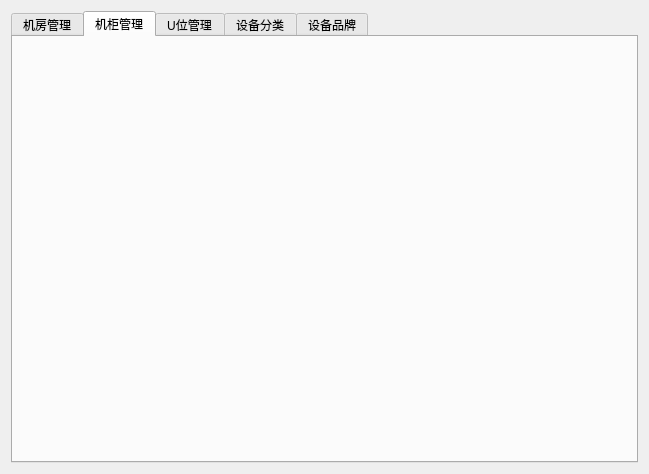
First picture: the form in ui/base_info.ui, repository tainyuhong/pyside_machine_system, before the edit.
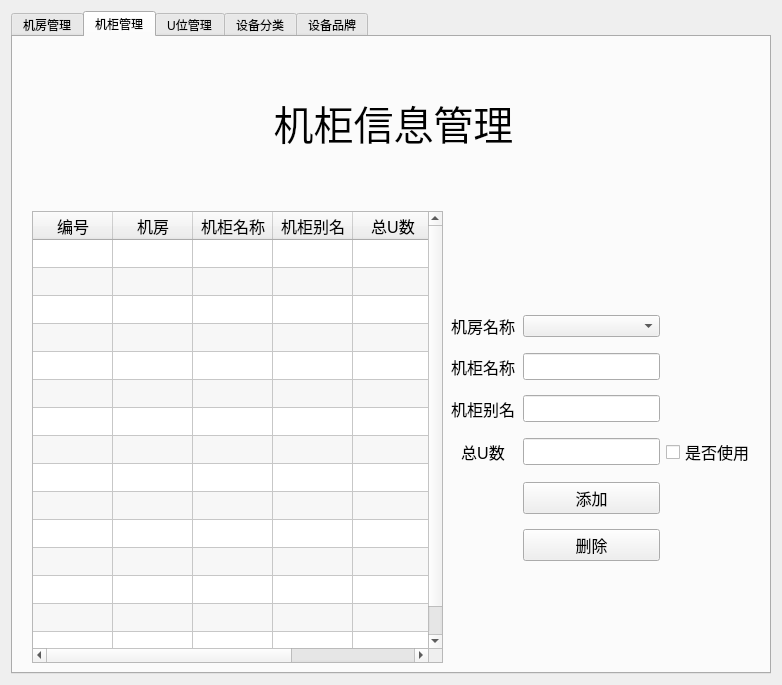
Second picture: the form after the edit. The open tabs and pages were chosen to show the change.

Commit message: 完善了基础信息数据显示功能，添加和删除功能待完成

Diff of the .ui file:
```diff
--- a/ui/base_info.ui
+++ b/ui/base_info.ui
@@ -6,14 +6,14 @@
    <rect>
     <x>0</x>
     <y>0</y>
-    <width>649</width>
-    <height>474</height>
+    <width>782</width>
+    <height>685</height>
    </rect>
   </property>
   <property name="windowTitle">
    <string>基础信息维护</string>
   </property>
-  <layout class="QHBoxLayout" name="horizontalLayout">
+  <layout class="QVBoxLayout" name="verticalLayout">
    <item>
     <widget class="QTabWidget" name="tabWidget">
      <property name="currentIndex">
@@ -38,6 +38,337 @@
       <attribute name="title">
        <string>机柜管理</string>
       </attribute>
+      <layout class="QVBoxLayout" name="verticalLayout_5">
+       <item>
+        <layout class="QVBoxLayout" name="verticalLayout_4" stretch="1,3">
+         <property name="leftMargin">
+          <number>5</number>
+         </property>
+         <item>
+          <widget class="QLabel" name="label_4">
+           <property name="font">
+            <font>
+             <pointsize>30</pointsize>
+            </font>
+           </property>
+           <property name="text">
+            <string>机柜信息管理</string>
+           </property>
+           <property name="alignment">
+            <set>Qt::AlignCenter</set>
+           </property>
+          </widget>
+         </item>
+         <item>
+          <layout class="QGridLayout" name="gridLayout_2" rowstretch="2,1,1,1,1,1,1,2" columnstretch="6,1,2,1">
+           <property name="leftMargin">
+            <number>5</number>
+           </property>
+           <property name="topMargin">
+            <number>6</number>
+           </property>
+           <property name="rightMargin">
+            <number>5</number>
+           </property>
+           <property name="verticalSpacing">
+            <number>15</number>
+           </property>
+           <item row="0" column="0" rowspan="8">
+            <widget class="QTableWidget" name="tb_cabinet">
+             <property name="font">
+              <font>
+               <pointsize>12</pointsize>
+              </font>
+             </property>
+             <property name="alternatingRowColors">
+              <bool>true</bool>
+             </property>
+             <property name="selectionBehavior">
+              <enum>QAbstractItemView::SelectRows</enum>
+             </property>
+             <property name="rowCount">
+              <number>15</number>
+             </property>
+             <attribute name="horizontalHeaderCascadingSectionResizes">
+              <bool>false</bool>
+             </attribute>
+             <attribute name="horizontalHeaderMinimumSectionSize">
+              <number>15</number>
+             </attribute>
+             <attribute name="horizontalHeaderDefaultSectionSize">
+              <number>80</number>
+             </attribute>
+             <attribute name="horizontalHeaderShowSortIndicator" stdset="0">
+              <bool>false</bool>
+             </attribute>
+             <attribute name="horizontalHeaderStretchLastSection">
+              <bool>true</bool>
+             </attribute>
+             <attribute name="verticalHeaderVisible">
+              <bool>false</bool>
+             </attribute>
+             <attribute name="verticalHeaderDefaultSectionSize">
+              <number>28</number>
+             </attribute>
+             <attribute name="verticalHeaderStretchLastSection">
+              <bool>false</bool>
+             </attribute>
+             <row/>
+             <row/>
+             <row/>
+             <row/>
+             <row/>
+             <row/>
+             <row/>
+             <row/>
+             <row/>
+             <row/>
+             <row/>
+             <row/>
+             <row/>
+             <row/>
+             <row/>
+             <column>
+              <property name="text">
+               <string>编号</string>
+              </property>
+             </column>
+             <column>
+              <property name="text">
+               <string>机房</string>
+              </property>
+             </column>
+             <column>
+              <property name="text">
+               <string>机柜名称</string>
+              </property>
+             </column>
+             <column>
+              <property name="text">
+               <string>机柜别名</string>
+              </property>
+             </column>
+             <column>
+              <property name="text">
+               <string>总U数</string>
+              </property>
+             </column>
+             <column>
+              <property name="text">
+               <string>是否使用</string>
+              </property>
+             </column>
+            </widget>
+           </item>
+           <item row="1" column="1">
+            <widget class="QLabel" name="lb_room_name">
+             <property name="font">
+              <font>
+               <pointsize>12</pointsize>
+              </font>
+             </property>
+             <property name="text">
+              <string>机房名称</string>
+             </property>
+             <property name="alignment">
+              <set>Qt::AlignCenter</set>
+             </property>
+            </widget>
+           </item>
+           <item row="5" column="3">
+            <spacer name="horizontalSpacer_6">
+             <property name="orientation">
+              <enum>Qt::Horizontal</enum>
+             </property>
+             <property name="sizeHint" stdset="0">
+              <size>
+               <width>40</width>
+               <height>20</height>
+              </size>
+             </property>
+            </spacer>
+           </item>
+           <item row="3" column="1">
+            <widget class="QLabel" name="lb_cabinet_alias">
+             <property name="font">
+              <font>
+               <pointsize>12</pointsize>
+              </font>
+             </property>
+             <property name="text">
+              <string>机柜别名</string>
+             </property>
+             <property name="alignment">
+              <set>Qt::AlignCenter</set>
+             </property>
+            </widget>
+           </item>
+           <item row="7" column="2">
+            <spacer name="verticalSpacer_4">
+             <property name="orientation">
+              <enum>Qt::Vertical</enum>
+             </property>
+             <property name="sizeHint" stdset="0">
+              <size>
+               <width>20</width>
+               <height>40</height>
+              </size>
+             </property>
+            </spacer>
+           </item>
+           <item row="5" column="2">
+            <widget class="QPushButton" name="bt_add_cabinet">
+             <property name="font">
+              <font>
+               <pointsize>12</pointsize>
+              </font>
+             </property>
+             <property name="text">
+              <string>添加</string>
+             </property>
+            </widget>
+           </item>
+           <item row="2" column="1">
+            <widget class="QLabel" name="lb_cabinet_name">
+             <property name="font">
+              <font>
+               <pointsize>12</pointsize>
+              </font>
+             </property>
+             <property name="text">
+              <string>机柜名称</string>
+             </property>
+             <property name="alignment">
+              <set>Qt::AlignCenter</set>
+             </property>
+            </widget>
+           </item>
+           <item row="6" column="1">
+            <spacer name="horizontalSpacer_7">
+             <property name="orientation">
+              <enum>Qt::Horizontal</enum>
+             </property>
+             <property name="sizeHint" stdset="0">
+              <size>
+               <width>40</width>
+               <height>20</height>
+              </size>
+             </property>
+            </spacer>
+           </item>
+           <item row="5" column="1">
+            <spacer name="horizontalSpacer_5">
+             <property name="orientation">
+              <enum>Qt::Horizontal</enum>
+             </property>
+             <property name="sizeHint" stdset="0">
+              <size>
+               <width>40</width>
+               <height>20</height>
+              </size>
+             </property>
+            </spacer>
+           </item>
+           <item row="6" column="2">
+            <widget class="QPushButton" name="bt_del_cabinet">
+             <property name="font">
+              <font>
+               <pointsize>12</pointsize>
+              </font>
+             </property>
+             <property name="text">
+              <string>删除</string>
+             </property>
+            </widget>
+           </item>
+           <item row="6" column="3">
+            <spacer name="horizontalSpacer_8">
+             <property name="orientation">
+              <enum>Qt::Horizontal</enum>
+             </property>
+             <property name="sizeHint" stdset="0">
+              <size>
+               <width>40</width>
+               <height>20</height>
+              </size>
+             </property>
+            </spacer>
+           </item>
+           <item row="0" column="2">
+            <spacer name="verticalSpacer_3">
+             <property name="orientation">
+              <enum>Qt::Vertical</enum>
+             </property>
+             <property name="sizeHint" stdset="0">
+              <size>
+               <width>20</width>
+               <height>40</height>
+              </size>
+             </property>
+            </spacer>
+           </item>
+           <item row="1" column="2">
+            <widget class="QComboBox" name="cb_room"/>
+           </item>
+           <item row="2" column="2">
+            <widget class="QLineEdit" name="le_cab_name">
+             <property name="font">
+              <font>
+               <pointsize>12</pointsize>
+              </font>
+             </property>
+            </widget>
+           </item>
+           <item row="3" column="2">
+            <widget class="QLineEdit" name="le_cabinet_alias">
+             <property name="font">
+              <font>
+               <pointsize>12</pointsize>
+              </font>
+             </property>
+            </widget>
+           </item>
+           <item row="4" column="3">
+            <widget class="QCheckBox" name="ckb_is_used">
+             <property name="font">
+              <font>
+               <pointsize>12</pointsize>
+              </font>
+             </property>
+             <property name="text">
+              <string>是否使用</string>
+             </property>
+            </widget>
+           </item>
+           <item row="4" column="1">
+            <widget class="QLabel" name="lb_count">
+             <property name="font">
+              <font>
+               <pointsize>12</pointsize>
+              </font>
+             </property>
+             <property name="text">
+              <string>总U数</string>
+             </property>
+             <property name="alignment">
+              <set>Qt::AlignCenter</set>
+             </property>
+            </widget>
+           </item>
+           <item row="4" column="2">
+            <widget class="QLineEdit" name="le_U_count">
+             <property name="font">
+              <font>
+               <pointsize>12</pointsize>
+              </font>
+             </property>
+            </widget>
+           </item>
+          </layout>
+         </item>
+        </layout>
+       </item>
+      </layout>
      </widget>
      <widget class="QWidget" name="tab_3">
       <attribute name="title">
```
Left out of the diff: 1016 changed lines with no effect on the pictures. The commit also changes 5 other files.
